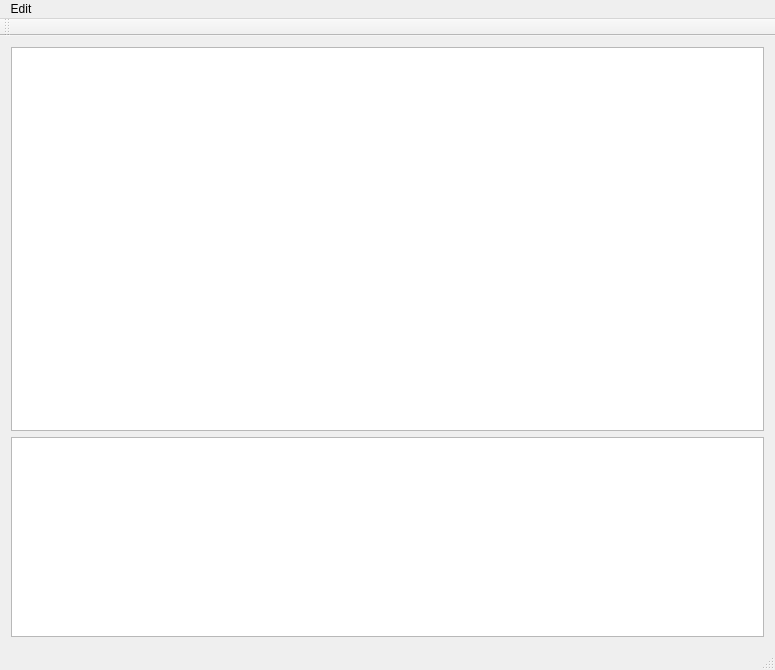
denidoank/avalonsailing, file remote_control/mainwindow.ui: the form before one commit.
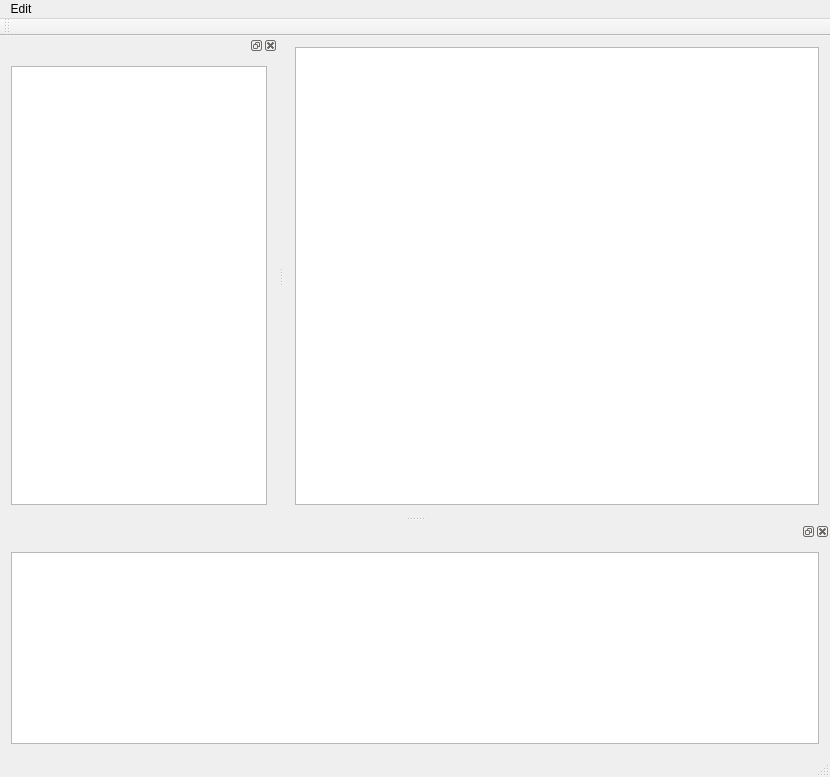
The form after the commit.

Diff of the .ui file:
```diff
--- a/remote_control/mainwindow.ui
+++ b/remote_control/mainwindow.ui
@@ -6,31 +6,17 @@
    <rect>
     <x>0</x>
     <y>0</y>
-    <width>775</width>
-    <height>670</height>
+    <width>830</width>
+    <height>777</height>
    </rect>
   </property>
   <property name="windowTitle">
    <string>MainWindow</string>
   </property>
   <widget class="QWidget" name="centralWidget">
-   <layout class="QVBoxLayout" name="verticalLayout_2">
+   <layout class="QHBoxLayout" name="horizontalLayout_6">
     <item>
-     <layout class="QVBoxLayout" name="verticalLayout">
-      <item>
-       <widget class="QTextBrowser" name="dataview"/>
-      </item>
-      <item>
-       <widget class="QTextBrowser" name="console">
-        <property name="maximumSize">
-         <size>
-          <width>16777215</width>
-          <height>200</height>
-         </size>
-        </property>
-       </widget>
-      </item>
-     </layout>
+     <widget class="QGraphicsView" name="graphicsView"/>
     </item>
    </layout>
   </widget>
@@ -39,7 +25,7 @@
     <rect>
      <x>0</x>
      <y>0</y>
-     <width>775</width>
+     <width>830</width>
      <height>27</height>
     </rect>
    </property>
@@ -61,6 +47,37 @@
    </attribute>
   </widget>
   <widget class="QStatusBar" name="statusBar"/>
+  <widget class="QDockWidget" name="dockWidget_5">
+   <attribute name="dockWidgetArea">
+    <number>8</number>
+   </attribute>
+   <widget class="QWidget" name="dockWidgetContents_5">
+    <layout class="QHBoxLayout" name="horizontalLayout_4">
+     <item>
+      <widget class="QTextBrowser" name="console">
+       <property name="maximumSize">
+        <size>
+         <width>16777215</width>
+         <height>16777215</height>
+        </size>
+       </property>
+      </widget>
+     </item>
+    </layout>
+   </widget>
+  </widget>
+  <widget class="QDockWidget" name="dockWidget_6">
+   <attribute name="dockWidgetArea">
+    <number>1</number>
+   </attribute>
+   <widget class="QWidget" name="dockWidgetContents_6">
+    <layout class="QHBoxLayout" name="horizontalLayout_5">
+     <item>
+      <widget class="QTextBrowser" name="dataview"/>
+     </item>
+    </layout>
+   </widget>
+  </widget>
   <action name="actionConfig">
    <property name="text">
     <string>Config</string>
```
